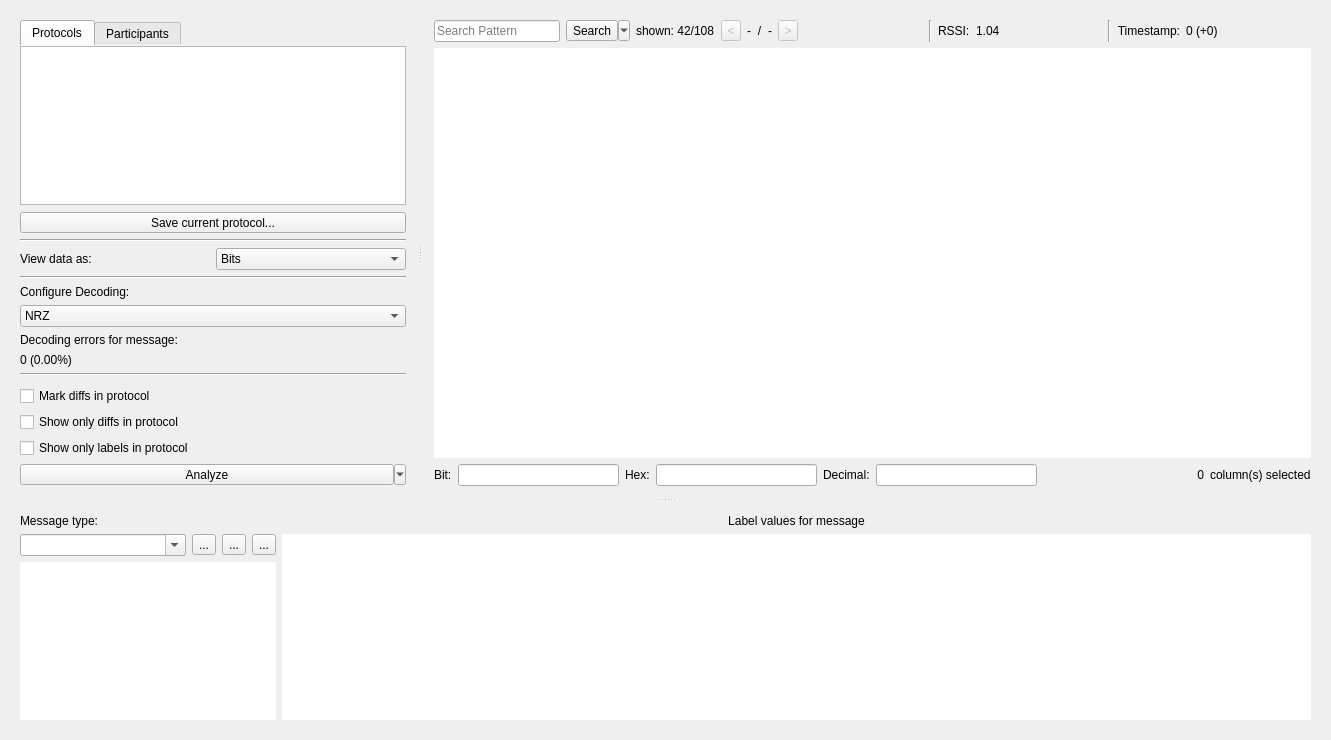
Qt form ui/analysis.ui (jopohl/urh) before a commit.
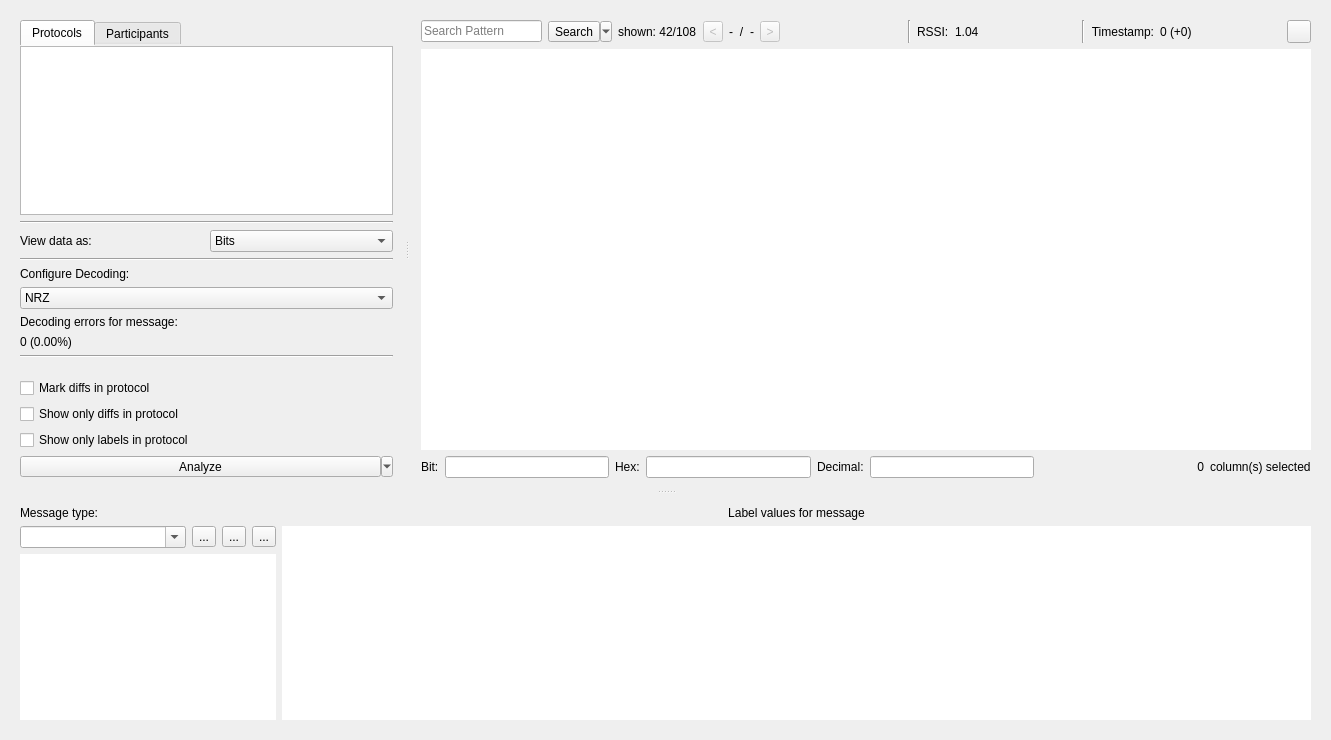
The same form after that commit. Icons and pictures are not drawn. Custom widgets are drawn as their Qt base class.

Commit message: move save protocol button to bottom right corner

Diff of the .ui file:
```diff
--- a/ui/analysis.ui
+++ b/ui/analysis.ui
@@ -200,38 +200,6 @@
                   </attribute>
                  </widget>
                 </item>
-                <item>
-                 <widget class="QToolButton" name="btnSaveProto">
-                  <property name="sizePolicy">
-                   <sizepolicy hsizetype="Preferred" vsizetype="Fixed">
-                    <horstretch>0</horstretch>
-                    <verstretch>0</verstretch>
-                   </sizepolicy>
-                  </property>
-                  <property name="maximumSize">
-                   <size>
-                    <width>16777215</width>
-                    <height>16777215</height>
-                   </size>
-                  </property>
-                  <property name="baseSize">
-                   <size>
-                    <width>0</width>
-                    <height>0</height>
-                   </size>
-                  </property>
-                  <property name="text">
-                   <string>Save current protocol...</string>
-                  </property>
-                  <property name="icon">
-                   <iconset theme="document-save">
-                    <normaloff>.</normaloff>.</iconset>
-                  </property>
-                  <property name="toolButtonStyle">
-                   <enum>Qt::ToolButtonTextBesideIcon</enum>
-                  </property>
-                 </widget>
-                </item>
                </layout>
               </widget>
               <widget class="QWidget" name="tab_participants">
@@ -544,6 +512,45 @@
             <item>
              <layout class="QGridLayout" name="gridLayout_2">
               <item row="0" column="10">
+               <widget class="Line" name="line">
+                <property name="orientation">
+                 <enum>Qt::Vertical</enum>
+                </property>
+               </widget>
+              </item>
+              <item row="0" column="16">
+               <widget class="QToolButton" name="btnSaveProto">
+                <property name="sizePolicy">
+                 <sizepolicy hsizetype="Preferred" vsizetype="Fixed">
+                  <horstretch>0</horstretch>
+                  <verstretch>0</verstretch>
+                 </sizepolicy>
+                </property>
+                <property name="maximumSize">
+                 <size>
+                  <width>16777215</width>
+                  <height>16777215</height>
+                 </size>
+                </property>
+                <property name="baseSize">
+                 <size>
+                  <width>0</width>
+                  <height>0</height>
+                 </size>
+                </property>
+                <property name="text">
+                 <string/>
+                </property>
+                <property name="icon">
+                 <iconset theme="document-save">
+                  <normaloff>.</normaloff>.</iconset>
+                </property>
+                <property name="toolButtonStyle">
+                 <enum>Qt::ToolButtonIconOnly</enum>
+                </property>
+               </widget>
+              </item>
+              <item row="0" column="11">
                <widget class="QLabel" name="label_2">
                 <property name="toolTip">
                  <string>&lt;html&gt;&lt;head/&gt;&lt;body&gt;&lt;p&gt;The &lt;span style=&quot; font-weight:600;&quot;&gt;Received Signal Strength Indicator&lt;/span&gt; indicates the average signal power of the current message.&lt;/p&gt;&lt;/body&gt;&lt;/html&gt;</string>
@@ -553,7 +560,7 @@
                 </property>
                </widget>
               </item>
-              <item row="0" column="5">
+              <item row="0" column="6">
                <widget class="QLabel" name="lSlash">
                 <property name="sizePolicy">
                  <sizepolicy hsizetype="Preferred" vsizetype="Preferred">
@@ -569,14 +576,14 @@
                 </property>
                </widget>
               </item>
-              <item row="0" column="2">
+              <item row="0" column="3">
                <widget class="QLabel" name="lFilterShown">
                 <property name="text">
                  <string>shown: 42/108</string>
                 </property>
                </widget>
               </item>
-              <item row="0" column="14">
+              <item row="0" column="15">
                <widget class="QLabel" name="lTime">
                 <property name="sizePolicy">
                  <sizepolicy hsizetype="Expanding" vsizetype="Preferred">
@@ -598,14 +605,14 @@
                 </property>
                </widget>
               </item>
-              <item row="0" column="12">
+              <item row="0" column="13">
                <widget class="Line" name="line_2">
                 <property name="orientation">
                  <enum>Qt::Vertical</enum>
                 </property>
                </widget>
               </item>
-              <item row="0" column="1">
+              <item row="0" column="2">
                <widget class="QToolButton" name="btnSearchSelectFilter">
                 <property name="text">
                  <string>Search</string>
@@ -622,7 +629,7 @@
                 </property>
                </widget>
               </item>
-              <item row="0" column="4">
+              <item row="0" column="5">
                <widget class="QLabel" name="lSearchCurrent">
                 <property name="sizePolicy">
                  <sizepolicy hsizetype="Preferred" vsizetype="Preferred">
@@ -641,7 +648,7 @@
                 </property>
                </widget>
               </item>
-              <item row="0" column="11">
+              <item row="0" column="12">
                <widget class="QLabel" name="lblRSSI">
                 <property name="sizePolicy">
                  <sizepolicy hsizetype="Expanding" vsizetype="Preferred">
@@ -657,7 +664,7 @@
                 </property>
                </widget>
               </item>
-              <item row="0" column="0">
+              <item row="0" column="1">
                <widget class="QLineEdit" name="lineEditSearch">
                 <property name="sizePolicy">
                  <sizepolicy hsizetype="Expanding" vsizetype="Fixed">
@@ -676,7 +683,7 @@
                 </property>
                </widget>
               </item>
-              <item row="0" column="7">
+              <item row="0" column="8">
                <widget class="QToolButton" name="btnNextSearch">
                 <property name="enabled">
                  <bool>false</bool>
@@ -702,14 +709,7 @@
                 </property>
                </widget>
               </item>
-              <item row="0" column="9">
-               <widget class="Line" name="line">
-                <property name="orientation">
-                 <enum>Qt::Vertical</enum>
-                </property>
-               </widget>
-              </item>
-              <item row="0" column="3">
+              <item row="0" column="4">
                <widget class="QToolButton" name="btnPrevSearch">
                 <property name="enabled">
                  <bool>false</bool>
@@ -735,7 +735,7 @@
                 </property>
                </widget>
               </item>
-              <item row="0" column="6">
+              <item row="0" column="7">
                <widget class="QLabel" name="lSearchTotal">
                 <property name="sizePolicy">
                  <sizepolicy hsizetype="Preferred" vsizetype="Preferred">
@@ -754,7 +754,7 @@
                 </property>
                </widget>
               </item>
-              <item row="0" column="13">
+              <item row="0" column="14">
                <widget class="QLabel" name="label_3">
                 <property name="toolTip">
                  <string>&lt;html&gt;&lt;head/&gt;&lt;body&gt;&lt;p&gt;The &lt;span style=&quot; font-weight:600;&quot;&gt;Message Start&lt;/span&gt; is the point in time when a protocol message begins. Additionally the relative time (+ ...) from the previous message is shown.&lt;/p&gt;&lt;/body&gt;&lt;/html&gt;</string>
@@ -767,7 +767,7 @@
                 </property>
                </widget>
               </item>
-              <item row="0" column="8">
+              <item row="0" column="9">
                <spacer name="horizontalSpacer_2">
                 <property name="orientation">
                  <enum>Qt::Horizontal</enum>
```
The commit also changes 1 other file.
